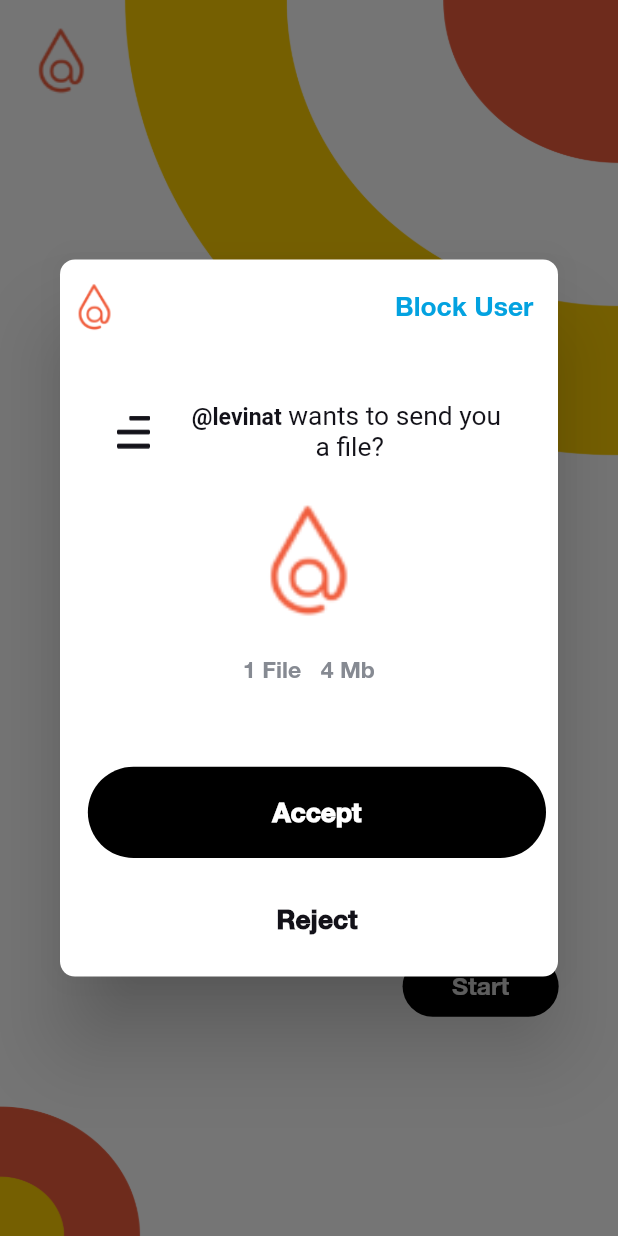
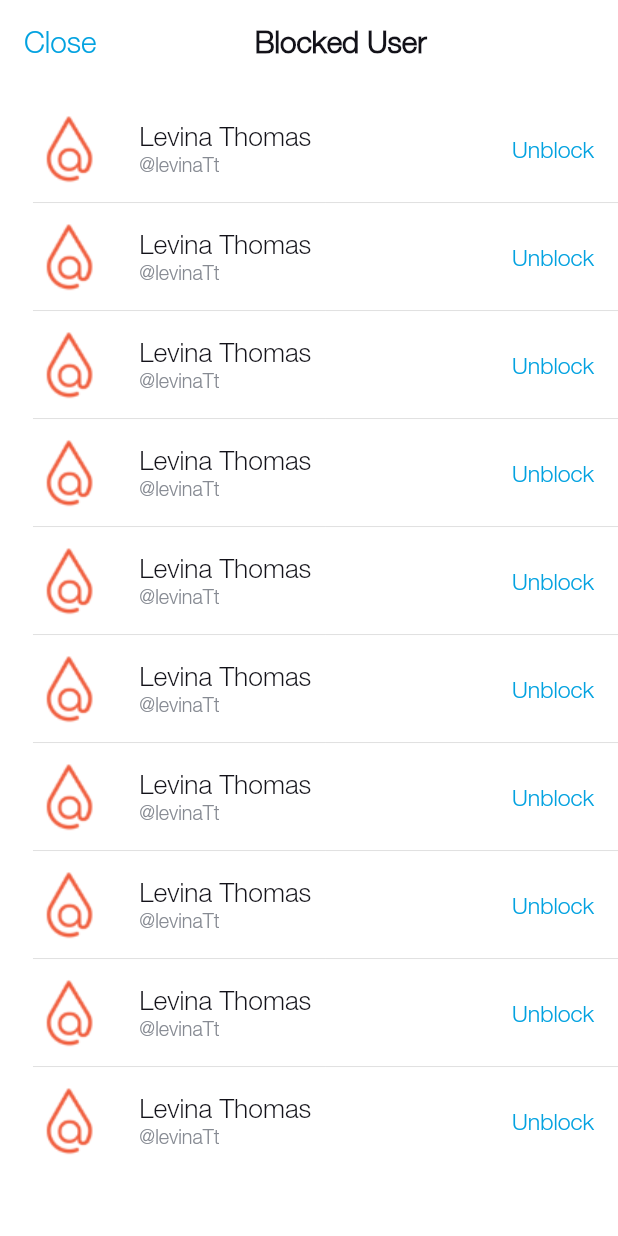
Before and after one commit to atsign-foundation/atmosphere_pro, a Flutter app: the screen it shows after launch, after a tap on "Start", on a phone screen of 412 x 824 dp. Run offline on Flutter 3.47's test engine with Material 2 defaults, Android fonts, the phone set to English and light mode, and no system bars; our stand-ins replace google_fonts.

Commit message:
implemented blocked user Ui

```diff
--- /dev/null
+++ b/lib/screens/blocked_users/blocked_users.dart
@@ -0,0 +1,75 @@
+import 'package:atsign_atmosphere_app/screens/common_widgets/app_bar.dart';
+import 'package:atsign_atmosphere_app/utils/colors.dart';
+import 'package:atsign_atmosphere_app/utils/images.dart';
+import 'package:atsign_atmosphere_app/utils/text_styles.dart';
+import 'package:flutter/material.dart';
+import 'package:atsign_atmosphere_app/services/size_config.dart';
+
+class BlockedUsers extends StatelessWidget {
+  final List blockedUserList;
+
+  const BlockedUsers({Key key, this.blockedUserList}) : super(key: key);
+  @override
+  Widget build(BuildContext context) {
+    return Scaffold(
+      backgroundColor: ColorConstants.scaffoldColor,
+      appBar: CustomAppBar(
+        showTitle: true,
+        title: 'Blocked User',
+      ),
+      body: (blockedUserList.isEmpty || blockedUserList == null)
+          ? Center(
+              child: Container(
+                child: Text(
+                  'No bLocked users',
+                  style: CustomTextStyles.blueRegular16,
+                ),
+              ),
+            )
+          : Column(
+              children: [
+                Expanded(
+                  child: ListView.separated(
+                    itemCount: 10,
+                    separatorBuilder: (context, index) => Divider(
+                      indent: 20.toWidth,
+                    ),
+                    itemBuilder: (context, index) => ListTile(
+                      leading: CircleAvatar(
+                        radius: 30.toHeight,
+                        backgroundColor: Colors.white,
+                        backgroundImage: AssetImage(ImageConstants.logoIcon),
+                      ),
+                      title: Container(
+                        width: 300.toWidth,
+                        child: Column(
+                          crossAxisAlignment: CrossAxisAlignment.start,
+                          children: [
+                            Text(
+                              'Levina Thomas',
+                              style: CustomTextStyles.primaryRegular16,
+                            ),
+                            Text(
+                              '@levinaTt',
+                              style: CustomTextStyles.secondaryRegular12,
+                            ),
+                          ],
+                        ),
+                      ),
+                      trailing: GestureDetector(
+                        onTap: () {},
+                        child: Container(
+                          child: Text(
+                            'Unblock',
+                            style: CustomTextStyles.blueRegular14,
+                          ),
+                        ),
+                      ),
+                    ),
+                  ),
+                ),
+              ],
+            ),
+    );
+  }
+}
--- a/lib/screens/home/home.dart
+++ b/lib/screens/home/home.dart
@@ -1,3 +1,4 @@
+import 'package:atsign_atmosphere_app/screens/blocked_users/blocked_users.dart';
 import 'package:atsign_atmosphere_app/screens/receive_files/receive_files_alert.dart';
 import 'package:atsign_atmosphere_app/services/size_config.dart';
 import 'package:atsign_atmosphere_app/utils/colors.dart';
@@ -91,10 +92,12 @@ class Home extends StatelessWidget {
                           alignment: Alignment.topRight,
                           child: InkWell(
                             onTap: () {
-                              showDialog(
-                                  barrierDismissible: true,
-                                  context: context,
-                                  builder: (context) => ReceiveFilesAlert());
+                              Navigator.push(
+                                  context,
+                                  MaterialPageRoute(
+                                      builder: (ctx) => BlockedUsers(
+                                            blockedUserList: ['test'],
+                                          )));
                             },
                             child: Container(
                               padding: EdgeInsets.symmetric(
--- a/lib/utils/text_styles.dart
+++ b/lib/utils/text_styles.dart
@@ -6,14 +6,17 @@ class CustomTextStyles {
   //colorWeightSize
 
   static TextStyle blueRegular18 = TextStyle(
-    color: ColorConstants.appBarCloseColor,
-    fontSize: 18.toFont,
-  );
+      color: ColorConstants.appBarCloseColor,
+      fontSize: 18.toFont,
+      fontWeight: FontWeight.w300);
   static TextStyle blueRegular16 = TextStyle(
     color: ColorConstants.appBarCloseColor,
     fontSize: 16.toFont,
   );
-
+  static TextStyle blueRegular14 = TextStyle(
+      color: ColorConstants.appBarCloseColor,
+      fontSize: 14.toFont,
+      fontWeight: FontWeight.normal);
   static TextStyle whiteBold16 = TextStyle(
     color: Colors.white,
     fontSize: 16.toFont,
@@ -21,8 +24,8 @@ class CustomTextStyles {
   );
   static TextStyle primaryBold18 = TextStyle(
     color: ColorConstants.fontPrimary,
+    fontWeight: FontWeight.bold,
     fontSize: 18.toFont,
-    fontWeight: FontWeight.w600,
   );
 
   static TextStyle primaryBold16 = TextStyle(
@@ -49,7 +52,7 @@ class CustomTextStyles {
   static TextStyle primaryRegular16 = TextStyle(
       color: ColorConstants.fontPrimary,
       fontSize: 16.toFont,
-      fontWeight: FontWeight.w400);
+      fontWeight: FontWeight.normal);
 
   static TextStyle secondaryRegular12 = TextStyle(
       color: ColorConstants.fontSecondary,
```
Also changed, not shown: pubspec.yaml (+8 -1 lines), assets/fonts/HelveticaNeue.ttf (added), assets/fonts/HelveticaNeueMedium.ttf (added), assets/fonts/HelveticaNeueRegular.ttf (added).
